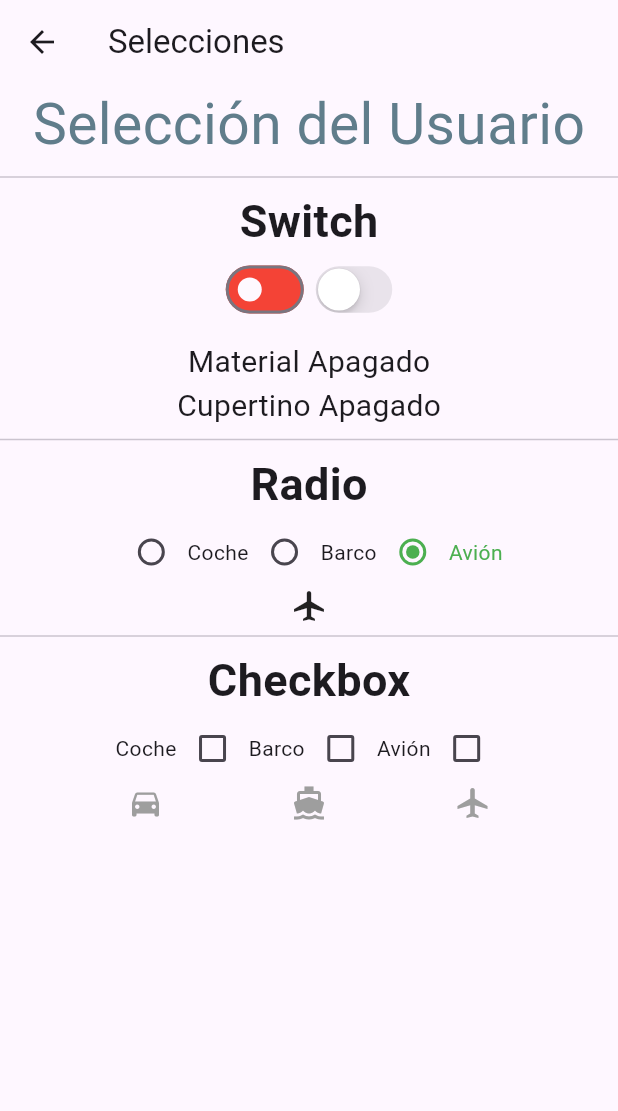
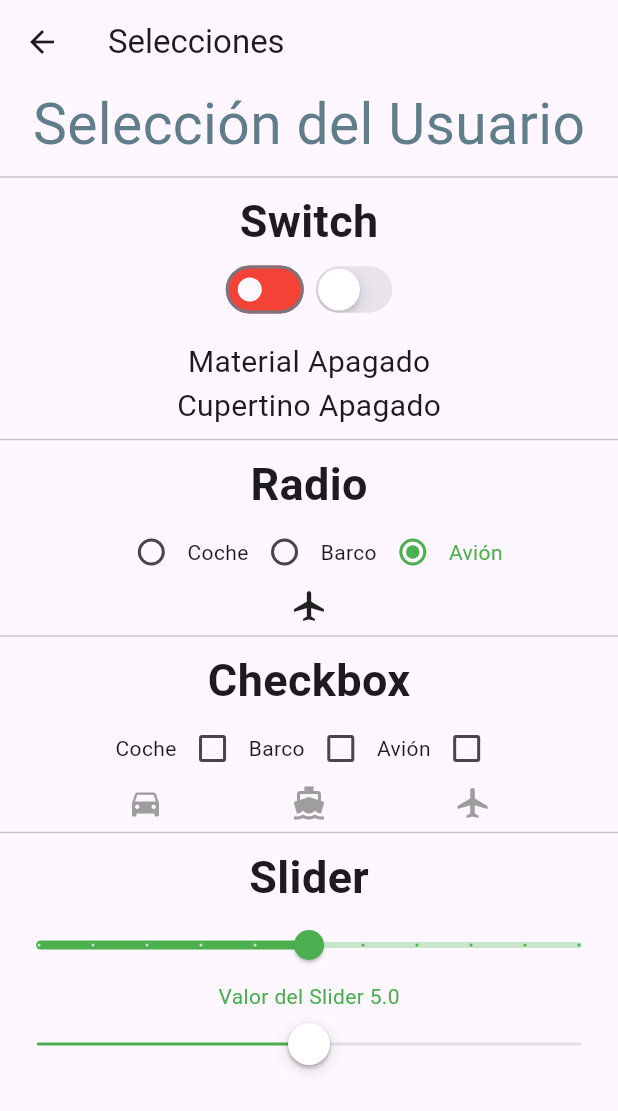
Before and after one commit to Trollkopf/formularios_flutter-dart, a Flutter app: the Switches screen opened by its route, on a phone screen of 412 x 824 dp. Shown: the top 1111 px of the screen. Run offline on Flutter 3.47's test engine with Material 2 defaults, Android fonts, the phone set to English and light mode, and no system bars.

Commit message:
Sliders añadidos en selecciones

```diff
--- a/lib/views/switches.dart
+++ b/lib/views/switches.dart
@@ -21,6 +21,7 @@ Map _mapTransporte = {
 class _Switches extends State<Switches> {
   bool _opcionSwitch = false;
   bool _opcionCSwitch = false;
+  double _opcionSlider = 5.0;
 
   RadioOpcion _opcionRadio = RadioOpcion.Avion;
   Icon _iconRadio = Icon(Icons.airplanemode_active);
@@ -31,13 +32,17 @@ class _Switches extends State<Switches> {
       appBar: AppBar(
         title: Text(widget.title),
       ),
-      body: Center(
+      body: SingleChildScrollView(
+        child: Center(
           child: Column(
             mainAxisAlignment: MainAxisAlignment.start,
             children: <Widget>[
               const Text(
                 "Selección del Usuario",
-              style: TextStyle(color: Colors.blueGrey, fontSize: 38),
+                style: TextStyle(
+                  color: Colors.blueGrey,
+                  fontSize: 38,
+                ),
               ),
               const Divider(),
               const Text(
@@ -211,8 +216,45 @@ class _Switches extends State<Switches> {
                         : Colors.grey,
                   ),
                 ],
-            )
+              ),
+              const Divider(),
+              const Text(
+                'Slider',
+                style: TextStyle(fontWeight: FontWeight.bold, fontSize: 30),
+              ),
+              Slider(
+                  value: _opcionSlider,
+                  activeColor: Colors.green,
+                  inactiveColor: Colors.green[100],
+                  divisions: 10,
+                  min: 0.0,
+                  max: 10.0,
+                  onChanged: (value) {
+                    setState(() {
+                      _opcionSlider = value;
+                    });
+                  }),
+              Text(
+                'Valor del Slider $_opcionSlider',
+                style: TextStyle(
+                    color: _opcionSlider < 5 ? Colors.red : Colors.green),
+              ),
+              SizedBox(
+                width: MediaQuery.of(context).size.width*0.92,
+                child: CupertinoSlider(
+                    value: _opcionSlider,
+                    activeColor: Colors.green,
+                    min: 0.0,
+                    max: 10.0,
+                    divisions: 10,
+                    onChanged: (value) {
+                      setState(() {
+                        _opcionSlider = value;
+                      });
+                    }),
+              ),
             ],
+          ),
         ),
       ),
     );
```
Lines whose indentation alone changed are shown as unchanged.
